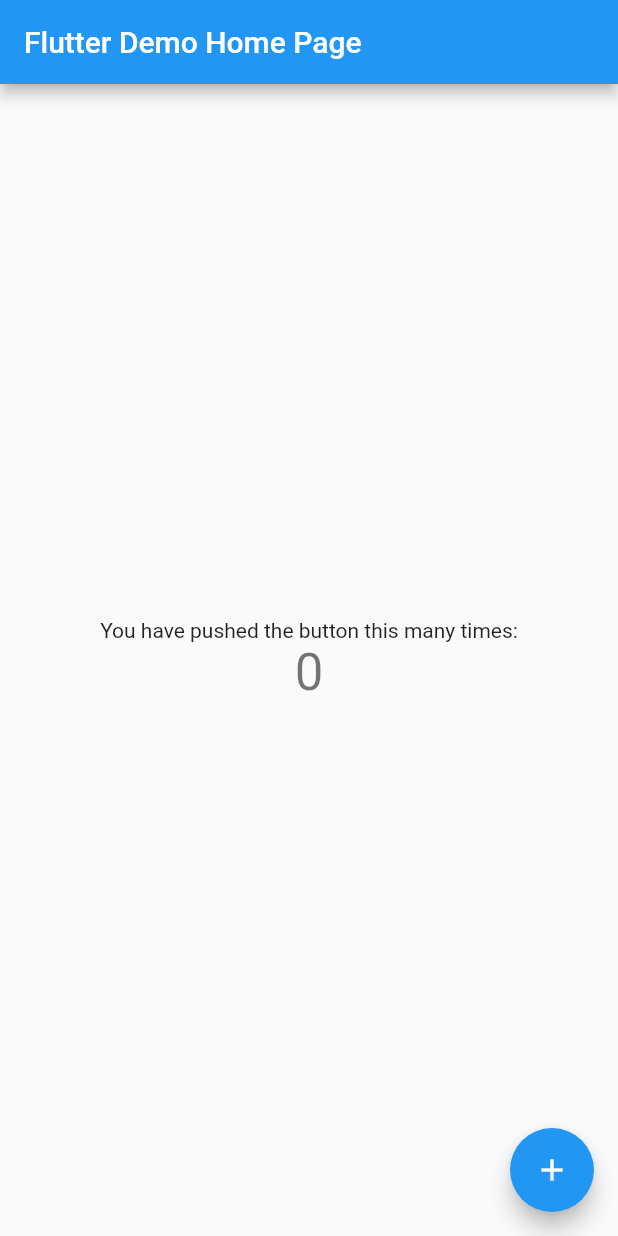
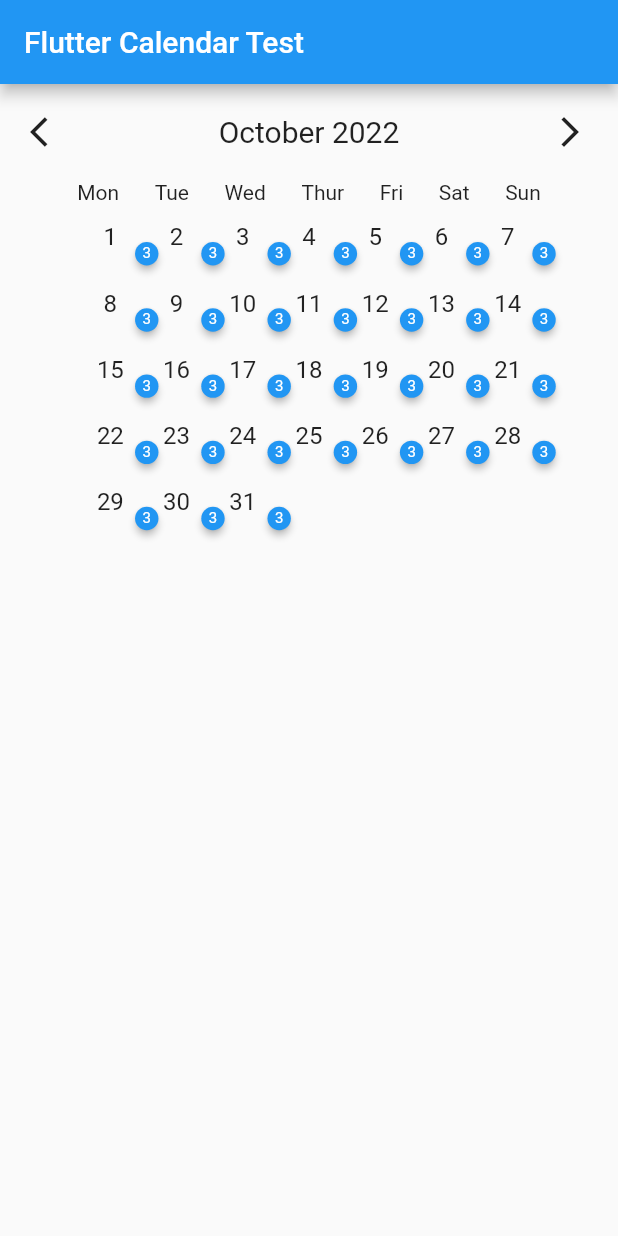
Before and after one commit to mihaab123/flutter_calendar_test, a Flutter app: the screen it shows after launch, on a phone screen of 412 x 824 dp. Run offline on Flutter 3.47's test engine with Material 2 defaults, Android fonts, the phone set to English and light mode, and no system bars; our stand-ins replace get.

Commit message:
add pages

```diff
--- /dev/null
+++ b/lib/controllers/calendar_controller.dart
@@ -0,0 +1,41 @@
+import 'package:flutter_calendar_test/models/day_model.dart';
+import 'package:flutter_calendar_test/models/task_model.dart';
+import 'package:flutter_calendar_test/services/date_service.dart';
+import 'package:get/state_manager.dart';
+
+class CalendarController extends GetxController {
+  Rx<DateTime> currentDate = Rx<DateTime>(DateTime.now());
+  RxList<DayModel> daysOfMonth = RxList<DayModel>([]);
+
+  @override
+  void onInit() {
+    super.onInit();
+    currentDate.value =
+        DateTime(currentDate.value.year, currentDate.value.month, 1);
+    getDaysOfMonth();
+  }
+
+  setNewDate(DateTime newDate) {
+    currentDate.value = newDate;
+    getDaysOfMonth();
+    update();
+  }
+
+  getDaysOfMonth() {
+    daysOfMonth.value = List.generate(
+        daysInMonth(currentDate.value),
+        ((index) => DayModel(
+            day: index + 1,
+            tasks: List.generate(
+                3,
+                (index) => TaskModel(
+                    date: DateTime(currentDate.value.year,
+                        currentDate.value.month, index + 1),
+                    description: "description $index")))));
+  }
+
+  setItemList(int index, DayModel item) {
+    daysOfMonth[index] = item;
+    update();
+  }
+}
--- a/lib/main.dart
+++ b/lib/main.dart
@@ -1,4 +1,6 @@
 import 'package:flutter/material.dart';
+import 'package:flutter_calendar_test/screens/calendar/calendar_screen.dart';
+import 'package:get/get.dart';
 
 void main() {
   runApp(const MyApp());
@@ -10,106 +12,12 @@
   // This widget is the root of your application.
   @override
   Widget build(BuildContext context) {
-    return MaterialApp(
-      title: 'Flutter Demo',
-      theme: ThemeData(
-        // This is the theme of your application.
-        //
-        // Try running your application with "flutter run". You'll see the
-        // application has a blue toolbar. Then, without quitting the app, try
-        // changing the primarySwatch below to Colors.green and then invoke
-        // "hot reload" (press "r" in the console where you ran "flutter run",
-        // or simply save your changes to "hot reload" in a Flutter IDE).
-        // Notice that the counter didn't reset back to zero; the application
-        // is not restarted.
-        primarySwatch: Colors.blue,
-      ),
-      home: const MyHomePage(title: 'Flutter Demo Home Page'),
-    );
+    return GetMaterialApp(
+        title: 'Flutter Calendar Test',
+        debugShowCheckedModeBanner: false,
+        theme: ThemeData(
+          primarySwatch: Colors.blue,
+        ),
+        home: CalendarScreen());
   }
 }
-
-class MyHomePage extends StatefulWidget {
-  const MyHomePage({super.key, required this.title});
-
-  // This widget is the home page of your application. It is stateful, meaning
-  // that it has a State object (defined below) that contains fields that affect
-  // how it looks.
-
-  // This class is the configuration for the state. It holds the values (in this
-  // case the title) provided by the parent (in this case the App widget) and
-  // used by the build method of the State. Fields in a Widget subclass are
-  // always marked "final".
-
-  final String title;
-
-  @override
-  State<MyHomePage> createState() => _MyHomePageState();
-}
-
-class _MyHomePageState extends State<MyHomePage> {
-  int _counter = 0;
-
-  void _incrementCounter() {
-    setState(() {
-      // This call to setState tells the Flutter framework that something has
-      // changed in this State, which causes it to rerun the build method below
-      // so that the display can reflect the updated values. If we changed
-      // _counter without calling setState(), then the build method would not be
-      // called again, and so nothing would appear to happen.
-      _counter++;
-    });
-  }
-
-  @override
-  Widget build(BuildContext context) {
-    // This method is rerun every time setState is called, for instance as done
-    // by the _incrementCounter method above.
-    //
-    // The Flutter framework has been optimized to make rerunning build methods
-    // fast, so that you can just rebuild anything that needs updating rather
-    // than having to individually change instances of widgets.
-    return Scaffold(
-      appBar: AppBar(
-        // Here we take the value from the MyHomePage object that was created by
-        // the App.build method, and use it to set our appbar title.
-        title: Text(widget.title),
-      ),
-      body: Center(
-        // Center is a layout widget. It takes a single child and positions it
-        // in the middle of the parent.
-        child: Column(
-          // Column is also a layout widget. It takes a list of children and
-          // arranges them vertically. By default, it sizes itself to fit its
-          // children horizontally, and tries to be as tall as its parent.
-          //
-          // Invoke "debug painting" (press "p" in the console, choose the
-          // "Toggle Debug Paint" action from the Flutter Inspector in Android
-          // Studio, or the "Toggle Debug Paint" command in Visual Studio Code)
-          // to see the wireframe for each widget.
-          //
-          // Column has various properties to control how it sizes itself and
-          // how it positions its children. Here we use mainAxisAlignment to
-          // center the children vertically; the main axis here is the vertical
-          // axis because Columns are vertical (the cross axis would be
-          // horizontal).
-          mainAxisAlignment: MainAxisAlignment.center,
-          children: <Widget>[
-            const Text(
-              'You have pushed the button this many times:',
-            ),
-            Text(
-              '$_counter',
-              style: Theme.of(context).textTheme.headline4,
-            ),
-          ],
-        ),
-      ),
-      floatingActionButton: FloatingActionButton(
-        onPressed: _incrementCounter,
-        tooltip: 'Increment',
-        child: const Icon(Icons.add),
-      ), // This trailing comma makes auto-formatting nicer for build methods.
-    );
-  }
-}
--- /dev/null
+++ b/lib/models/day_model.dart
@@ -0,0 +1,34 @@
+import 'package:flutter/foundation.dart';
+import 'package:flutter_calendar_test/models/task_model.dart';
+
+class DayModel {
+  int day;
+  List<TaskModel> tasks;
+  DayModel({
+    required this.day,
+    required this.tasks,
+  });
+
+  DayModel copyWith({
+    int? day,
+    List<TaskModel>? tasks,
+  }) {
+    return DayModel(
+      day: day ?? this.day,
+      tasks: tasks ?? this.tasks,
+    );
+  }
+
+  @override
+  String toString() => 'DayModel(day: $day, tasks: $tasks)';
+
+  @override
+  bool operator ==(covariant DayModel other) {
+    if (identical(this, other)) return true;
+
+    return other.day == day && listEquals(other.tasks, tasks);
+  }
+
+  @override
+  int get hashCode => day.hashCode ^ tasks.hashCode;
+}
--- /dev/null
+++ b/lib/models/task_model.dart
@@ -0,0 +1,53 @@
+// ignore_for_file: public_member_api_docs, sort_constructors_first
+import 'dart:convert';
+
+class TaskModel {
+  DateTime date;
+  String description;
+  TaskModel({
+    required this.date,
+    required this.description,
+  });
+
+  TaskModel copyWith({
+    DateTime? date,
+    String? description,
+  }) {
+    return TaskModel(
+      date: date ?? this.date,
+      description: description ?? this.description,
+    );
+  }
+
+  Map<String, dynamic> toMap() {
+    return <String, dynamic>{
+      'date': date.millisecondsSinceEpoch,
+      'description': description,
+    };
+  }
+
+  factory TaskModel.fromMap(Map<String, dynamic> map) {
+    return TaskModel(
+      date: DateTime.fromMillisecondsSinceEpoch(map['date'] as int),
+      description: map['description'] as String,
+    );
+  }
+
+  String toJson() => json.encode(toMap());
+
+  factory TaskModel.fromJson(String source) =>
+      TaskModel.fromMap(json.decode(source) as Map<String, dynamic>);
+
+  @override
+  String toString() => 'TaskModel(date: $date, description: $description)';
+
+  @override
+  bool operator ==(covariant TaskModel other) {
+    if (identical(this, other)) return true;
+
+    return other.date == date && other.description == description;
+  }
+
+  @override
+  int get hashCode => date.hashCode ^ description.hashCode;
+}
--- /dev/null
+++ b/lib/screens/calendar/calendar_screen.dart
@@ -0,0 +1,31 @@
+import 'package:flutter/material.dart';
+import 'package:flutter_calendar_test/controllers/calendar_controller.dart';
+import 'package:flutter_calendar_test/screens/calendar/widgets/calendar_action.dart';
+import 'package:flutter_calendar_test/screens/calendar/widgets/calendar_header.dart';
+import 'package:flutter_calendar_test/screens/calendar/widgets/calendar_view.dart';
+import 'package:get/get.dart';
+
+class CalendarScreen extends StatelessWidget {
+  final CalendarController _calendarController = Get.put(CalendarController());
+  CalendarScreen({Key? key}) : super(key: key);
+
+  @override
+  Widget build(BuildContext context) {
+    return SafeArea(
+      child: Scaffold(
+        appBar: AppBar(
+          title: const Text("Flutter Calendar Test"),
+        ),
+        body: Column(
+          children: [
+            CalendarAction(),
+            CalendarHeader(),
+            GetBuilder<CalendarController>(
+              builder: (_) => CalendarView(),
+            ),
+          ],
+        ),
+      ),
+    );
+  }
+}
--- /dev/null
+++ b/lib/screens/calendar/widgets/calendar_action.dart
@@ -0,0 +1,41 @@
+import 'package:flutter/material.dart';
+import 'package:flutter_calendar_test/controllers/calendar_controller.dart';
+import 'package:flutter_calendar_test/services/date_service.dart';
+import 'package:get/get.dart';
+
+class CalendarAction extends StatelessWidget {
+  final CalendarController _calendarController = Get.find<CalendarController>();
+  CalendarAction({Key? key}) : super(key: key);
+
+  @override
+  Widget build(BuildContext context) {
+    return Padding(
+      padding: const EdgeInsets.all(8.0),
+      child: Row(
+        mainAxisAlignment: MainAxisAlignment.spaceBetween,
+        children: [
+          IconButton(
+              onPressed: () {
+                _calendarController.setNewDate(_calendarController
+                    .currentDate.value
+                    .add(const Duration(days: -30)));
+              },
+              icon: const Icon(Icons.arrow_back_ios)),
+          GetBuilder<CalendarController>(
+            builder: (_) => Text(
+              getMonthName(_calendarController.currentDate.value),
+              style: const TextStyle(fontSize: 20),
+            ),
+          ),
+          IconButton(
+              onPressed: () {
+                _calendarController.setNewDate(_calendarController
+                    .currentDate.value
+                    .add(const Duration(days: 30)));
+              },
+              icon: const Icon(Icons.arrow_forward_ios)),
+        ],
+      ),
+    );
+  }
+}
--- /dev/null
+++ b/lib/screens/calendar/widgets/calendar_header.dart
@@ -0,0 +1,20 @@
+import 'package:flutter/material.dart';
+import 'package:flutter_calendar_test/services/constants.dart';
+
+class CalendarHeader extends StatelessWidget {
+  const CalendarHeader({Key? key}) : super(key: key);
+
+  @override
+  Widget build(BuildContext context) {
+    return SizedBox(
+      width: MediaQuery.of(context).size.width * 0.75,
+      child: Row(
+        mainAxisAlignment: MainAxisAlignment.spaceBetween,
+        children: List.generate(
+          7,
+          (index) => Text(weekDays[index]),
+        ),
+      ),
+    );
+  }
+}
--- /dev/null
+++ b/lib/screens/calendar/widgets/calendar_item.dart
@@ -0,0 +1,35 @@
+import 'package:badges/badges.dart';
+import 'package:flutter/material.dart';
+import 'package:flutter_calendar_test/models/day_model.dart';
+import 'package:flutter_calendar_test/screens/day/day_screen.dart';
+import 'package:get/get.dart';
+
+class CalendarItem extends StatelessWidget {
+  final DayModel item;
+  const CalendarItem({Key? key, required this.item}) : super(key: key);
+
+  @override
+  Widget build(BuildContext context) {
+    return InkWell(
+        onTap: () => Get.to(DayScreen(item: item)),
+        child: Hero(
+            tag: item.day,
+            child: item.tasks.isEmpty
+                ? Text(
+                    '${item.day}',
+                    style: const TextStyle(fontSize: 16),
+                  )
+                : Badge(
+                    badgeColor: Colors.blue,
+                    borderRadius: BorderRadius.circular(8),
+                    position: BadgePosition.bottomEnd(bottom: 0),
+                    badgeContent: Text(
+                      '${item.tasks.length}',
+                      style: const TextStyle(fontSize: 10, color: Colors.white),
+                    ),
+                    child: Text(
+                      '${item.day}',
+                      style: const TextStyle(fontSize: 16),
+                    ))));
+  }
+}
--- /dev/null
+++ b/lib/screens/calendar/widgets/calendar_view.dart
@@ -0,0 +1,25 @@
+import 'package:flutter/material.dart';
+import 'package:flutter_calendar_test/controllers/calendar_controller.dart';
+import 'package:flutter_calendar_test/screens/calendar/widgets/calendar_item.dart';
+import 'package:get/get.dart';
+
+class CalendarView extends StatelessWidget {
+  final CalendarController _calendarController = Get.find<CalendarController>();
+  CalendarView({Key? key}) : super(key: key);
+
+  @override
+  Widget build(BuildContext context) {
+    return SizedBox(
+      height: MediaQuery.of(context).size.height * 0.5,
+      width: MediaQuery.of(context).size.width * 0.75,
+      child: GridView.builder(
+          gridDelegate: const SliverGridDelegateWithFixedCrossAxisCount(
+            crossAxisCount: 7,
+          ),
+          itemCount: _calendarController.daysOfMonth.length,
+          itemBuilder: (BuildContext context, int index) {
+            return CalendarItem(item: _calendarController.daysOfMonth[index]);
+          }),
+    );
+  }
+}
--- /dev/null
+++ b/lib/services/constants.dart
@@ -0,0 +1 @@
+List<String> weekDays = ["Mon", "Tue", "Wed", "Thur", "Fri", "Sat", "Sun"];
--- /dev/null
+++ b/lib/services/date_service.dart
@@ -0,0 +1,16 @@
+import 'package:intl/intl.dart';
+
+int daysInMonth(DateTime date) {
+  var firstDayThisMonth = DateTime(date.year, date.month, date.day);
+  var firstDayNextMonth = DateTime(firstDayThisMonth.year,
+      firstDayThisMonth.month + 1, firstDayThisMonth.day);
+  return firstDayNextMonth.difference(firstDayThisMonth).inDays;
+}
+
+String getMonthName(DateTime date) {
+  return DateFormat('MMMM yyyy').format(date);
+}
+
+String getDateToString(DateTime date) {
+  return DateFormat('dd MMMM yyyy').format(date);
+}
--- a/pubspec.yaml
+++ b/pubspec.yaml
@@ -36,6 +36,9 @@
   # The following adds the Cupertino Icons font to your application.
   # Use with the CupertinoIcons class for iOS style icons.
   cupertino_icons: ^1.0.2
+  get: ^4.6.5
+  intl: ^0.17.0
+  badges: ^2.0.3
 
 dev_dependencies:
   flutter_test:
```
Also changed, not shown: lib/screens/day/day_screen.dart (added, +87 -0 lines), lib/screens/day/widgets/task_list_item.dart (added, +45 -0 lines), pubspec.lock.
